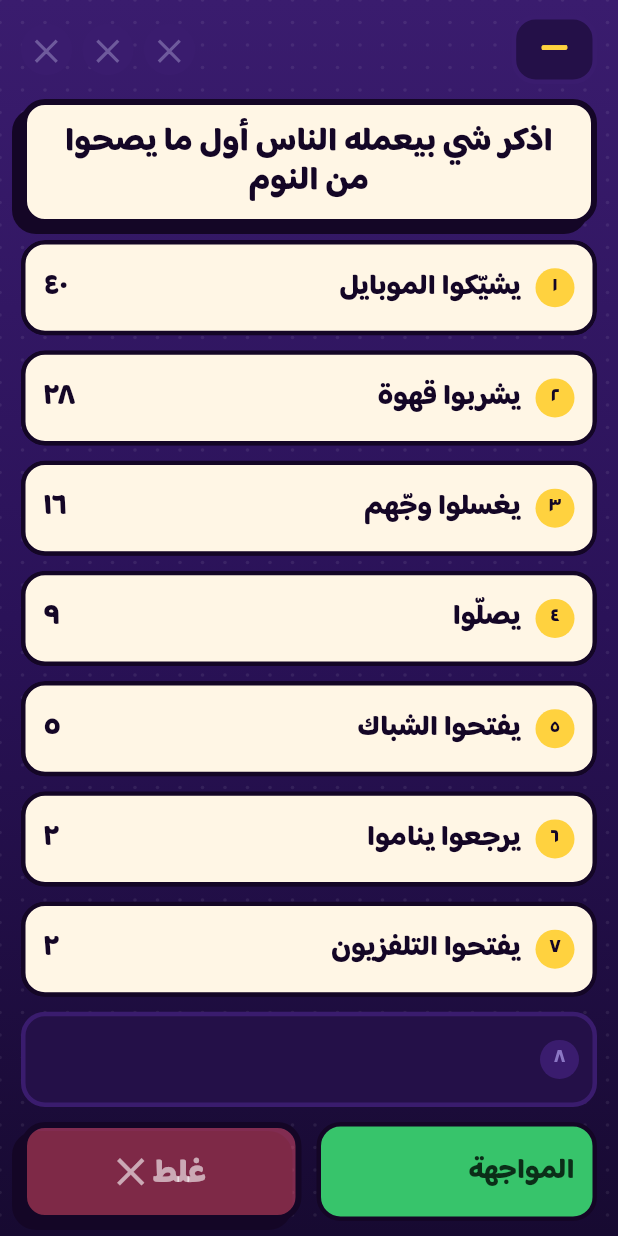
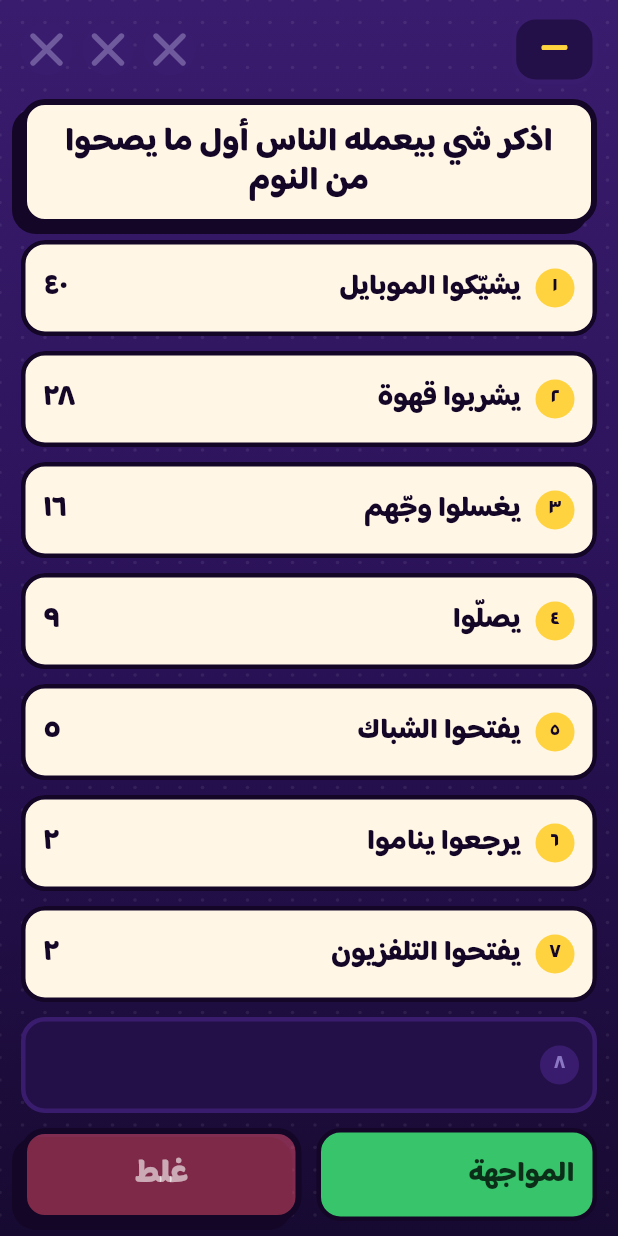
Before and after one commit to NKW2000/meen-al-atlasy-flutter, a Flutter app: the HostGameBoardScreen widget shown alone on an empty page, opened directly, on a phone screen of 412 x 824 dp. Run offline on Flutter 3.47's test engine with Material 3 defaults, Android fonts, the phone set to English and light mode, and no system bars; our stand-ins replace audioplayers, file_picker, shared_preferences; accounts and stored records are empty; statements that could not run were skipped.

Commit message:
feat(site): real screenshots of demo screens 7, 9 and 11; drawn ✕ glyph
- test/site/screenshots_test.dart renders the actual widgets with the
  game fonts at 360×780 @3x (and landscape) and, with
  --dart-define=WRITE_SCREENSHOTS=true, writes site/screens/*.png: the
  host board in play, the round intro, and the scoreboard.
- The ✕ marks (strike dots, strike row, strike flash) are now drawn
  with a CustomPainter instead of the "✕" character, which is missing
  from the game fonts and rendered as a box in the screenshots (and on
  some phones); the wrong button reads "غلط".

Co-Authored-By: Claude Opus 5 <noreply@anthropic.com>

```diff
--- a/lib/ui/components/strikes.dart
+++ b/lib/ui/components/strikes.dart
@@ -67,11 +67,9 @@ class _StrikeBox extends StatelessWidget {
           borderRadius: BorderRadius.circular(11),
           border: Border.all(color: FeudColors.ink, width: 4),
         ),
-        child: Text(
-          '✕',
-          style: FeudText.titleMedium(context).copyWith(
-            color: filled ? Colors.white : const Color(0xFF5C4A8C),
-          ),
+        child: StrikeGlyph(
+          size: size * 0.5,
+          color: filled ? Colors.white : const Color(0xFF5C4A8C),
         ),
       ),
     );
@@ -96,10 +94,7 @@ class StrikeMark extends StatelessWidget {
         borderRadius: BorderRadius.circular(11),
         border: Border.all(color: FeudColors.ink, width: 4),
       ),
-      child: Text(
-        '✕',
-        style: FeudText.titleMedium(context).copyWith(color: Colors.white),
-      ),
+      child: StrikeGlyph(size: size * 0.5, color: Colors.white),
     );
   }
 }
@@ -163,15 +158,49 @@ class _StrikeFlashState extends State<StrikeFlash>
             scale: _visible ? _scale.value : 1,
             child: child,
           ),
-          child: Center(
-            child: Text(
-              '✕',
-              style: FeudText.displayLarge(context)
-                  .copyWith(color: FeudColors.pink, fontSize: 220),
-            ),
+          child: const Center(
+            child: StrikeGlyph(size: 200, color: FeudColors.pink, stroke: 34),
           ),
         ),
       ),
     );
   }
 }
+
+/// علامة ✕ مرسومة (مش حرف): حرف ✕ مش موجود بخطوط اللعبة وبيطلع مربّع على
+/// بعض الأجهزة وبلقطات الموقع — الرسم بيطلع متل بعضه بكل مكان.
+class StrikeGlyph extends StatelessWidget {
+  final double size;
+  final Color color;
+
+  /// سماكة الخط — افتراضياً خُمس الحجم.
+  final double? stroke;
+
+  const StrikeGlyph({super.key, required this.size, required this.color, this.stroke});
+
+  @override
+  Widget build(BuildContext context) => CustomPaint(
+        size: Size.square(size),
+        painter: _StrikeGlyphPainter(color: color, stroke: stroke ?? size / 5),
+      );
+}
+
+class _StrikeGlyphPainter extends CustomPainter {
+  final Color color;
+  final double stroke;
+
+  const _StrikeGlyphPainter({required this.color, required this.stroke});
+
+  @override
+  void paint(Canvas canvas, Size size) {
+    final paint = Paint()
+      ..color = color
+      ..strokeWidth = stroke
+      ..strokeCap = StrokeCap.round;
+    canvas.drawLine(Offset.zero, Offset(size.width, size.height), paint);
+    canvas.drawLine(Offset(size.width, 0), Offset(0, size.height), paint);
+  }
+
+  @override
+  bool shouldRepaint(_StrikeGlyphPainter old) => old.color != color || old.stroke != stroke;
+}
--- a/lib/ui/host/host_board_screen.dart
+++ b/lib/ui/host/host_board_screen.dart
@@ -124,7 +124,7 @@ class HostGameBoardScreen extends StatelessWidget {
       );
     } else {
       judgeBar = FlatButton(
-        text: 'غلط ✕',
+        text: 'غلط',
         color: FeudColors.pink,
         textColor: Colors.white,
         shadow: FeudColors.strikeShadow,
@@ -344,11 +344,7 @@ class _StrikeDot extends StatelessWidget {
           shape: BoxShape.circle,
         ),
         alignment: Alignment.center,
-        child: Text(
-          '✕',
-          style: FeudText.titleMedium(context)
-              .copyWith(color: lit ? Colors.white : FeudColors.outlineSoft),
-        ),
+        child: StrikeGlyph(size: 18, color: lit ? Colors.white : FeudColors.outlineSoft),
       ),
     );
   }
```
Also changed, not shown: site/screens/07-host-board-landscape.png (added), site/screens/07-host-board-portrait.png (added), site/screens/09-round-intro-landscape.png (added), site/screens/09-round-intro-portrait.png (added), site/screens/11-scoreboard-landscape.png (added), site/screens/11-scoreboard-portrait.png (added), 2 other files.
